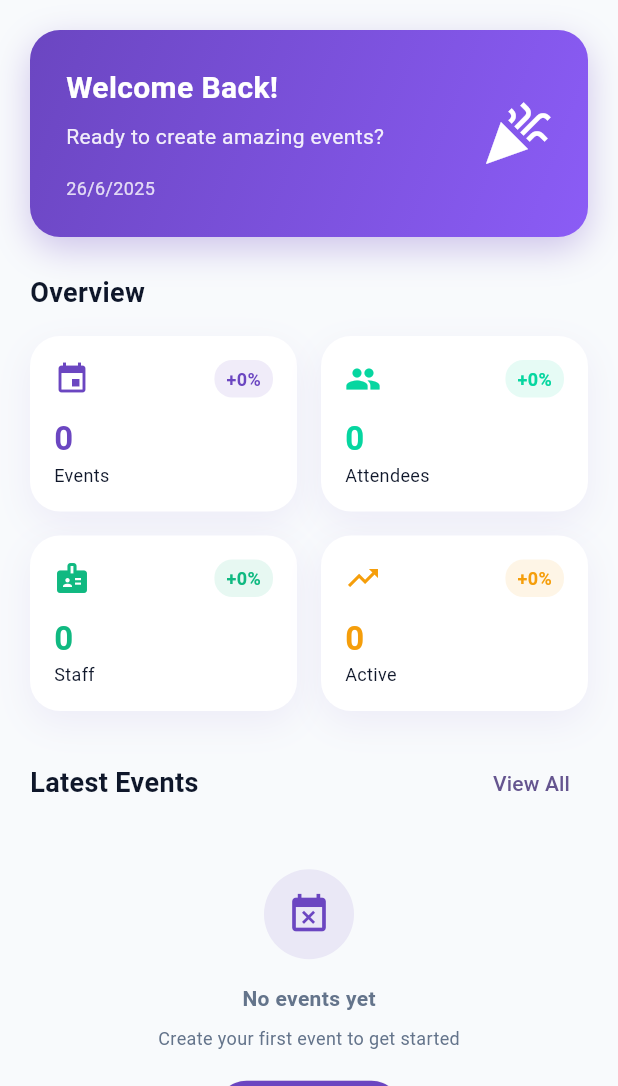
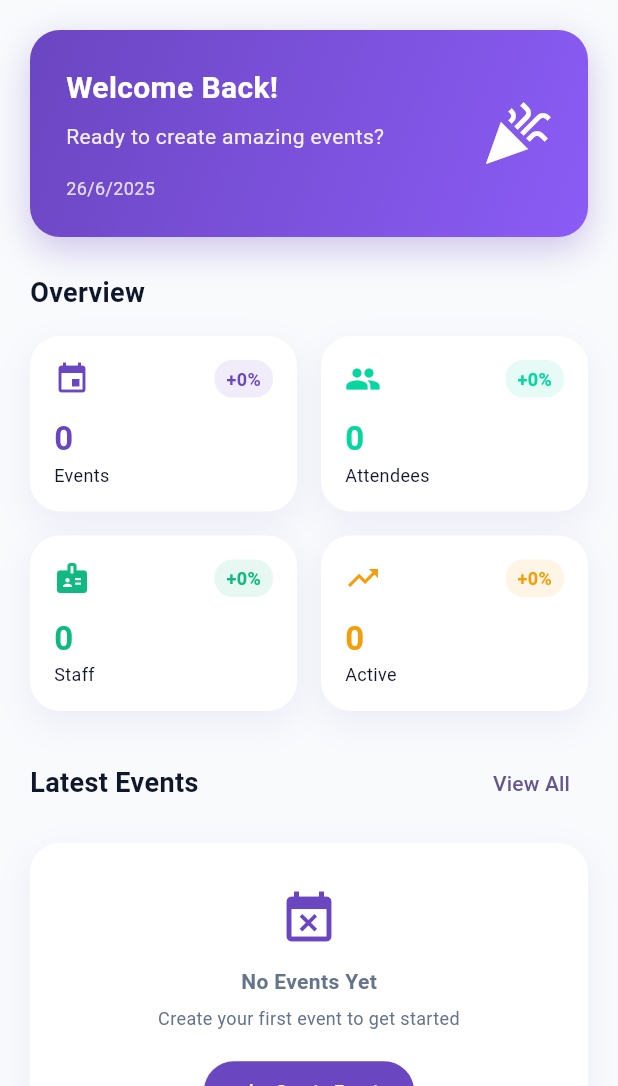
Before and after one commit to Ndocha992/MegaVent, a Flutter app: the Attendees screen opened by its route, after a tap on the "menu" icon, after a tap on "Dashboard", on a phone screen of 412 x 824 dp, the part 150-1236 px from its top. Run offline on Flutter 3.47's test engine with Material 3 defaults, Android fonts, the phone set to English and light mode, and no system bars; our stand-ins replace app_links, cloud_firestore, firebase_auth, firebase_core, flutter_spinkit, image_picker and 4 more; accounts and stored records are empty; Roboto replaces fonts that are missing (Poppins).

Commit message:
modified empty states for dashboard

```diff
--- a/lib/screens/organizer/attendees.dart
+++ b/lib/screens/organizer/attendees.dart
@@ -159,14 +159,8 @@ class _AttendeesState extends State<Attendees> with TickerProviderStateMixin {
   }
 
   Widget _buildLoadingState() {
-    return Container(
-      color: AppConstants.primaryColor.withOpacity(0.1),
-      child: const Center(
-        child: SpinKitThreeBounce(
-          color: AppConstants.primaryColor,
-          size: 20.0,
-        ),
-      ),
+    return const Center(
+      child: SpinKitThreeBounce(color: AppConstants.primaryColor, size: 20.0),
     );
   }
 
@@ -209,13 +203,6 @@ class _AttendeesState extends State<Attendees> with TickerProviderStateMixin {
       appBar: OrganizerAppBar(
         title: 'MegaVent',
         onMenuPressed: () => _scaffoldKey.currentState?.openDrawer(),
-        actions: [
-          IconButton(
-            icon: const Icon(Icons.refresh),
-            onPressed: _refreshAttendees,
-            tooltip: 'Refresh',
-          ),
-        ],
       ),
       drawer: OrganizerSidebar(currentRoute: currentRoute),
       body: Column(
--- a/lib/screens/organizer/events.dart
+++ b/lib/screens/organizer/events.dart
@@ -192,11 +192,8 @@ class _EventsState extends State<Events> with TickerProviderStateMixin {
   }
 
   Widget _buildLoadingState() {
-    return Container(
-      color: AppConstants.primaryColor.withOpacity(0.1),
-      child: const Center(
-        child: SpinKitThreeBounce(color: AppConstants.primaryColor, size: 20.0),
-      ),
+    return const Center(
+      child: SpinKitThreeBounce(color: AppConstants.primaryColor, size: 20.0),
     );
   }
 
--- a/lib/screens/organizer/organizer_dashboard.dart
+++ b/lib/screens/organizer/organizer_dashboard.dart
@@ -3,6 +3,7 @@ import 'package:flutter_spinkit/flutter_spinkit.dart';
 import 'package:megavent/models/dashboard_stats.dart';
 import 'package:megavent/models/staff.dart';
 import 'package:megavent/models/attendee.dart'; // Add this import
+import 'package:megavent/screens/organizer/create_events.dart';
 import 'package:provider/provider.dart';
 import 'package:megavent/screens/organizer/events_details.dart';
 import 'package:megavent/utils/constants.dart';
@@ -259,16 +260,13 @@ class _OrganizerDashboardState extends State<OrganizerDashboard> {
   }
 
   Widget _buildEmptyActivityState() {
-    return Padding(
-      padding: const EdgeInsets.all(32.0),
+    return Container(
+      padding: const EdgeInsets.all(32),
+      decoration: AppConstants.cardDecoration,
       child: Center(
         child: Column(
           children: [
-            Icon(
-              Icons.history,
-              size: 48,
-              color: AppConstants.textSecondaryColor,
-            ),
+            Icon(Icons.history, size: 48, color: AppConstants.primaryColor),
             const SizedBox(height: 16),
             Text(
               'No Recent Activity',
@@ -282,6 +280,22 @@ class _OrganizerDashboardState extends State<OrganizerDashboard> {
               textAlign: TextAlign.center,
               style: AppConstants.bodySmall.copyWith(
                 color: AppConstants.textSecondaryColor,
+              ),
+            ),
+            const SizedBox(height: 16),
+            ElevatedButton.icon(
+              onPressed: () {
+                Navigator.of(context).pushReplacementNamed('/organizer-events');
+              },
+              icon: const Icon(Icons.event),
+              label: const Text('View Events'),
+              style: ElevatedButton.styleFrom(
+                backgroundColor: AppConstants.primaryColor,
+                foregroundColor: Colors.white,
+                padding: const EdgeInsets.symmetric(
+                  horizontal: 20,
+                  vertical: 10,
+                ),
               ),
             ),
           ],
@@ -442,7 +456,7 @@ class _OrganizerDashboardState extends State<OrganizerDashboard> {
             Icon(
               Icons.event_available,
               size: 48,
-              color: AppConstants.textSecondaryColor,
+              color: AppConstants.primaryColor,
             ),
             const SizedBox(height: 16),
             Text(
@@ -462,9 +476,9 @@ class _OrganizerDashboardState extends State<OrganizerDashboard> {
             const SizedBox(height: 16),
             ElevatedButton.icon(
               onPressed: () {
-                Navigator.of(
-                  context,
-                ).pushReplacementNamed('/organizer-create-event');
+                Navigator.of(context).push(
+                  MaterialPageRoute(builder: (context) => const CreateEvents()),
+                );
               },
               icon: const Icon(Icons.add),
               label: const Text('Create Event'),
--- a/lib/screens/organizer/staff.dart
+++ b/lib/screens/organizer/staff.dart
@@ -130,11 +130,8 @@ class _StaffScreenState extends State<StaffScreen>
   }
 
   Widget _buildLoadingState() {
-    return Container(
-      color: AppConstants.primaryColor.withOpacity(0.1),
-      child: const Center(
-        child: SpinKitThreeBounce(color: AppConstants.primaryColor, size: 20.0),
-      ),
+    return const Center(
+      child: SpinKitThreeBounce(color: AppConstants.primaryColor, size: 20.0),
     );
   }
 
--- a/lib/widgets/organizer/attendees/attendees_header.dart
+++ b/lib/widgets/organizer/attendees/attendees_header.dart
@@ -77,27 +77,11 @@ class AttendeesCountBadge extends StatelessWidget {
               ),
               borderRadius: BorderRadius.circular(20),
             ),
-            child: Row(
-              mainAxisSize: MainAxisSize.min,
-              children: [
-                Container(
-                  color: AppConstants.primaryColor.withOpacity(0.1),
             child: const Center(
               child: SpinKitThreeBounce(
                 color: AppConstants.primaryColor,
                 size: 20.0,
               ),
-                  ),
-                ),
-                SizedBox(width: 8),
-                Text(
-                  'Loading...',
-                  style: TextStyle(
-                    color: Colors.white,
-                    fontWeight: FontWeight.w600,
-                  ),
-                ),
-              ],
             ),
           );
         }
@@ -207,13 +191,10 @@ class AttendeesStatsRow extends StatelessWidget {
         ),
         child: Column(
           children: [
-            Container(
-              color: AppConstants.primaryColor.withOpacity(0.1),
-              child: const Center(
+            const Center(
               child: SpinKitThreeBounce(
                 color: AppConstants.primaryColor,
                 size: 20.0,
-                ),
               ),
             ),
             const SizedBox(height: 4),
--- a/lib/widgets/organizer/dashboard/latest_attendees_card.dart
+++ b/lib/widgets/organizer/dashboard/latest_attendees_card.dart
@@ -38,8 +38,11 @@ class LatestAttendeesCard extends StatelessWidget {
           ],
         ),
         const SizedBox(height: 16),
-        // Use individual cards instead of a single container with ListView
-        ...attendees
+        attendees.isEmpty
+            ? _buildEmptyAttendeesState(context)
+            : Column(
+              children:
+                  attendees
                       .map(
                         (attendee) => LatestAttendeeCard(
                           attendee: attendee,
@@ -47,7 +50,59 @@ class LatestAttendeesCard extends StatelessWidget {
                         ),
                       )
                       .toList(),
+            ),
       ],
+    );
+  }
+
+  Widget _buildEmptyAttendeesState(BuildContext context) {
+    return Container(
+      padding: const EdgeInsets.all(32),
+      decoration: AppConstants.cardDecoration,
+      child: Center(
+        child: Column(
+          children: [
+            Icon(
+              Icons.people_alt_outlined,
+              size: 48,
+              color: AppConstants.primaryColor,
+            ),
+            const SizedBox(height: 16),
+            Text(
+              'No Attendees Yet',
+              style: AppConstants.titleMedium.copyWith(
+                color: AppConstants.textSecondaryColor,
+              ),
+            ),
+            const SizedBox(height: 8),
+            Text(
+              'Attendees will appear here once they register for your events',
+              textAlign: TextAlign.center,
+              style: AppConstants.bodySmall.copyWith(
+                color: AppConstants.textSecondaryColor,
+              ),
+            ),
+            const SizedBox(height: 16),
+            ElevatedButton.icon(
+              onPressed: () {
+                Navigator.of(
+                  context,
+                ).pushReplacementNamed('/organizer-attendees');
+              },
+              icon: const Icon(Icons.visibility),
+              label: const Text('View Attendees'),
+              style: ElevatedButton.styleFrom(
+                backgroundColor: AppConstants.primaryColor,
+                foregroundColor: Colors.white,
+                padding: const EdgeInsets.symmetric(
+                  horizontal: 20,
+                  vertical: 10,
+                ),
+              ),
+            ),
+          ],
+        ),
+      ),
     );
   }
 }
@@ -129,7 +184,8 @@ class LatestAttendeeCard extends StatelessWidget {
               fit: BoxFit.cover,
               width: 48,
               height: 48,
-              errorBuilder: (context, error, stackTrace) => _buildInitialsAvatar(),
+              errorBuilder:
+                  (context, error, stackTrace) => _buildInitialsAvatar(),
             ),
           );
         } catch (e) {
@@ -144,7 +200,8 @@ class LatestAttendeeCard extends StatelessWidget {
             fit: BoxFit.cover,
             width: 48,
             height: 48,
-            errorBuilder: (context, error, stackTrace) => _buildInitialsAvatar(),
+            errorBuilder:
+                (context, error, stackTrace) => _buildInitialsAvatar(),
           ),
         );
       }
@@ -198,7 +255,8 @@ class LatestAttendeeCard extends StatelessWidget {
                       height: 48,
                       decoration: BoxDecoration(
                         shape: BoxShape.circle,
-                        color: attendee.hasAttended
+                        color:
+                            attendee.hasAttended
                                 ? AppConstants.successColor
                                 : AppConstants.primaryColor,
                       ),
@@ -245,7 +303,9 @@ class LatestAttendeeCard extends StatelessWidget {
                                 vertical: 4,
                               ),
                               decoration: BoxDecoration(
-                                color: AppConstants.primaryColor.withOpacity(0.1),
+                                color: AppConstants.primaryColor.withOpacity(
+                                  0.1,
+                                ),
                                 borderRadius: BorderRadius.circular(12),
                               ),
                               child: Text(
@@ -277,7 +337,8 @@ class LatestAttendeeCard extends StatelessWidget {
                                 ? Icons.check_circle
                                 : Icons.access_time,
                             size: 16,
-                            color: attendee.hasAttended
+                            color:
+                                attendee.hasAttended
                                     ? AppConstants.successColor
                                     : Colors.orange,
                           ),
@@ -287,7 +348,8 @@ class LatestAttendeeCard extends StatelessWidget {
                             style: TextStyle(
                               fontSize: 12,
                               fontWeight: FontWeight.w500,
-                              color: attendee.hasAttended
+                              color:
+                                  attendee.hasAttended
                                       ? AppConstants.successColor
                                       : Colors.orange,
                             ),
--- a/lib/widgets/organizer/dashboard/latest_events_card.dart
+++ b/lib/widgets/organizer/dashboard/latest_events_card.dart
@@ -2,6 +2,7 @@ import 'package:flutter/material.dart';
 import 'package:flutter_spinkit/flutter_spinkit.dart';
 import 'package:provider/provider.dart';
 import 'package:megavent/screens/organizer/events_details.dart';
+import 'package:megavent/screens/organizer/create_events.dart';
 import 'package:megavent/utils/constants.dart';
 import 'package:megavent/widgets/organizer/events/event_card.dart';
 import 'package:megavent/services/database_service.dart';
@@ -137,13 +138,10 @@ class _LatestEventsCardState extends State<LatestEventsCard> {
   }
 
   Widget _buildLoadingState() {
-    return SizedBox(
+    return Container(
       height: 220,
-      child: Center(
-        child: Column(
-          mainAxisAlignment: MainAxisAlignment.center,
-          children: [
-            Container(
+      decoration: AppConstants.cardDecoration,
+      child: Container(
         color: AppConstants.primaryColor.withOpacity(0.1),
         child: const Center(
           child: SpinKitThreeBounce(
@@ -152,47 +150,45 @@ class _LatestEventsCardState extends State<LatestEventsCard> {
           ),
         ),
       ),
-            const SizedBox(height: 12),
-            Text(
-              'Loading events...',
-              style: AppConstants.bodySmall.copyWith(
-                color: AppConstants.textSecondaryColor,
-              ),
-            ),
-          ],
-        ),
-      ),
     );
   }
 
   Widget _buildErrorState() {
     return Container(
       height: 220,
+      decoration: AppConstants.cardDecoration,
       child: Center(
         child: Column(
           mainAxisAlignment: MainAxisAlignment.center,
           children: [
-            Icon(Icons.error_outline, size: 32, color: AppConstants.errorColor),
+            Icon(Icons.error_outline, size: 48, color: AppConstants.errorColor),
             const SizedBox(height: 12),
             Text(
-              'Error loading events',
-              style: AppConstants.bodyMedium.copyWith(
+              'Error Loading Events',
+              style: AppConstants.titleLarge.copyWith(
                 color: AppConstants.errorColor,
               ),
             ),
-            const SizedBox(height: 8),
-            Text(
+            const SizedBox(height: 6),
+            Padding(
+              padding: const EdgeInsets.symmetric(horizontal: 24),
+              child: Text(
                 _error ?? 'An unexpected error occurred',
                 textAlign: TextAlign.center,
+                maxLines: 2,
+                overflow: TextOverflow.ellipsis,
                 style: AppConstants.bodySmall.copyWith(
                   color: AppConstants.textSecondaryColor,
                 ),
               ),
-            const SizedBox(height: 12),
-            ElevatedButton.icon(
+            ),
+            const SizedBox(height: 16),
+            SizedBox(
+              width: 120,
+              child: ElevatedButton.icon(
                 onPressed: _loadLatestEvents,
                 icon: const Icon(Icons.refresh, size: 16),
-              label: const Text('Retry'),
+                label: const Text('Retry', style: TextStyle(fontSize: 12)),
                 style: ElevatedButton.styleFrom(
                   backgroundColor: AppConstants.primaryColor,
                   foregroundColor: Colors.white,
@@ -200,7 +196,7 @@ class _LatestEventsCardState extends State<LatestEventsCard> {
                     horizontal: 16,
                     vertical: 8,
                   ),
-                textStyle: const TextStyle(fontSize: 12),
+                ),
               ),
             ),
           ],
@@ -212,52 +208,55 @@ class _LatestEventsCardState extends State<LatestEventsCard> {
   Widget _buildEmptyState() {
     return Container(
       height: 220,
+      padding: const EdgeInsets.all(16),
+      decoration: AppConstants.cardDecoration,
       child: Center(
         child: Column(
           mainAxisAlignment: MainAxisAlignment.center,
           children: [
-            Container(
-              width: 60,
-              height: 60,
-              decoration: BoxDecoration(
-                color: AppConstants.primaryColor.withOpacity(0.1),
-                shape: BoxShape.circle,
-              ),
-              child: Icon(
-                Icons.event_busy,
-                size: 30,
-                color: AppConstants.primaryColor,
-              ),
-            ),
-            const SizedBox(height: 16),
+            Icon(Icons.event_busy, size: 40, color: AppConstants.primaryColor),
+            const SizedBox(height: 12),
             Text(
-              'No events yet',
+              'No Events Yet',
               style: AppConstants.titleMedium.copyWith(
                 color: AppConstants.textSecondaryColor,
               ),
             ),
-            const SizedBox(height: 8),
-            Text(
+            const SizedBox(height: 6),
+            Padding(
+              padding: const EdgeInsets.symmetric(horizontal: 16),
+              child: Text(
                 'Create your first event to get started',
+                textAlign: TextAlign.center,
                 style: AppConstants.bodySmall.copyWith(
                   color: AppConstants.textSecondaryColor,
                 ),
               ),
+            ),
             const SizedBox(height: 16),
-            ElevatedButton.icon(
+            SizedBox(
+              width: 140,
+              child: ElevatedButton.icon(
                 onPressed: () {
-                Navigator.of(context).pushNamed('/organizer-create-events');
+                  Navigator.of(context).push(
+                    MaterialPageRoute(
+                      builder: (context) => const CreateEvents(),
+                    ),
+                  );
                 },
                 icon: const Icon(Icons.add, size: 16),
-              label: const Text('Create Event'),
+                label: const Text(
+                  'Create Event',
+                  style: TextStyle(fontSize: 12),
+                ),
                 style: ElevatedButton.styleFrom(
                   backgroundColor: AppConstants.primaryColor,
                   foregroundColor: Colors.white,
                   padding: const EdgeInsets.symmetric(
-                  horizontal: 16,
+                    horizontal: 12,
                     vertical: 8,
                   ),
-                textStyle: const TextStyle(fontSize: 12),
+                ),
               ),
             ),
           ],
--- a/lib/widgets/organizer/dashboard/latest_staff_card.dart
+++ b/lib/widgets/organizer/dashboard/latest_staff_card.dart
@@ -2,6 +2,7 @@ import 'dart:convert';
 import 'package:flutter/material.dart';
 import 'package:flutter_spinkit/flutter_spinkit.dart';
 import 'package:megavent/models/staff.dart';
+import 'package:megavent/screens/organizer/create_staff.dart';
 import 'package:megavent/screens/organizer/staff_details.dart';
 import 'package:megavent/utils/constants.dart';
 import 'package:megavent/utils/organizer/staff/staff_utils.dart';
@@ -33,35 +34,7 @@ class LatestStaffCard extends StatelessWidget {
           decoration: AppConstants.cardDecoration,
           child:
               staff.isEmpty
-                  ? Padding(
-                    padding: const EdgeInsets.all(32.0),
-                    child: Center(
-                      child: Column(
-                        children: [
-                          Icon(
-                            Icons.people_outline,
-                            size: 48,
-                            color: AppConstants.textSecondaryColor,
-                          ),
-                          const SizedBox(height: 16),
-                          Text(
-                            'No staff members yet',
-                            style: AppConstants.bodyLarge.copyWith(
-                              color: AppConstants.textSecondaryColor,
-                            ),
-                          ),
-                          const SizedBox(height: 8),
-                          Text(
-                            'Add your first staff member to get started',
-                            style: AppConstants.bodySmall.copyWith(
-                              color: AppConstants.textSecondaryColor,
-                            ),
-                            textAlign: TextAlign.center,
-                          ),
-                        ],
-                      ),
-                    ),
-                  )
+                  ? _buildEmptyStaffState(context)
                   : ListView.separated(
                     shrinkWrap: true,
                     physics: const NeverScrollableScrollPhysics(),
@@ -148,6 +121,56 @@ class LatestStaffCard extends StatelessWidget {
                   ),
         ),
       ],
+    );
+  }
+
+  Widget _buildEmptyStaffState(BuildContext context) {
+    return Container(
+      padding: const EdgeInsets.all(32),
+      child: Center(
+        child: Column(
+          children: [
+            Icon(
+              Icons.people_outline,
+              size: 48,
+              color: AppConstants.primaryColor,
+            ),
+            const SizedBox(height: 16),
+            Text(
+              'No Staff Members Yet',
+              style: AppConstants.titleMedium.copyWith(
+                color: AppConstants.textSecondaryColor,
+              ),
+            ),
+            const SizedBox(height: 8),
+            Text(
+              'Add your first staff member to get started',
+              textAlign: TextAlign.center,
+              style: AppConstants.bodySmall.copyWith(
+                color: AppConstants.textSecondaryColor,
+              ),
+            ),
+            const SizedBox(height: 16),
+            ElevatedButton.icon(
+              onPressed: () {
+                Navigator.of(context).push(
+                  MaterialPageRoute(builder: (context) => const CreateStaff()),
+                );
+              },
+              icon: const Icon(Icons.person_add),
+              label: const Text('Add Staff'),
+              style: ElevatedButton.styleFrom(
+                backgroundColor: AppConstants.primaryColor,
+                foregroundColor: Colors.white,
+                padding: const EdgeInsets.symmetric(
+                  horizontal: 20,
+                  vertical: 10,
+                ),
+              ),
+            ),
+          ],
+        ),
+      ),
     );
   }
 
```
Lines whose indentation alone changed are shown as unchanged.
